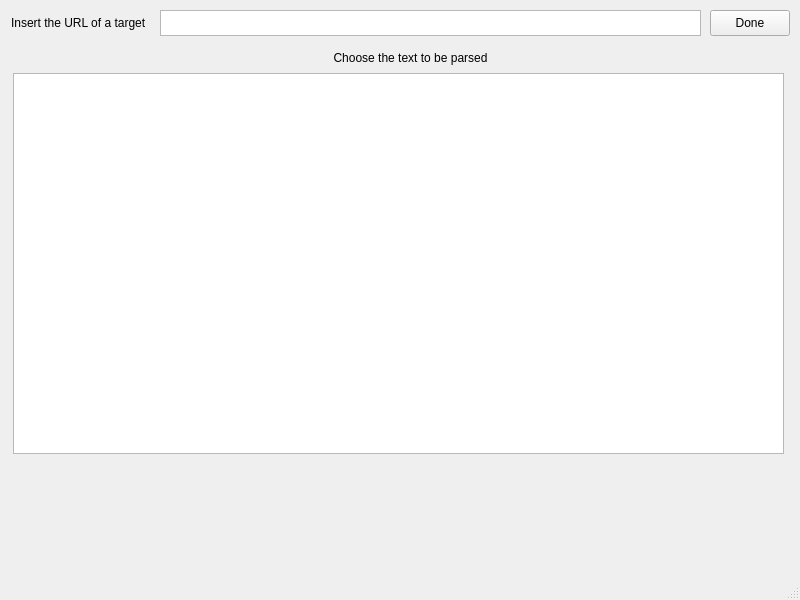
First picture: the form in Application/Application/mainwindow.ui, repository Nickeron-dev/Custom_Parser, before the edit.
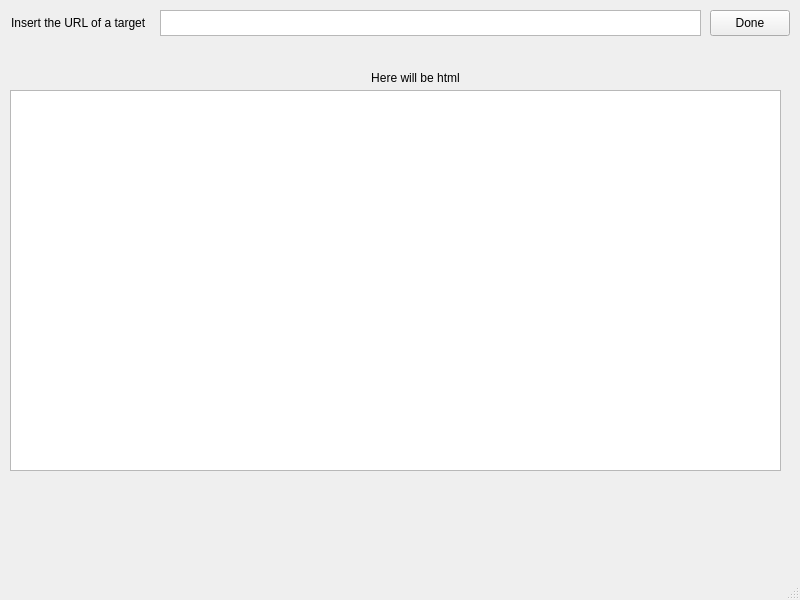
Second picture: the form after the edit.

What changed in the file:
```diff
--- a/Application/Application/mainwindow.ui
+++ b/Application/Application/mainwindow.ui
@@ -40,8 +40,8 @@
    <widget class="QTextEdit" name="html_text">
     <property name="geometry">
      <rect>
-      <x>13</x>
-      <y>73</y>
+      <x>10</x>
+      <y>90</y>
       <width>771</width>
       <height>381</height>
      </rect>
@@ -51,13 +51,13 @@
     <property name="geometry">
      <rect>
       <x>330</x>
-      <y>50</y>
-      <width>161</width>
+      <y>70</y>
+      <width>171</width>
       <height>16</height>
      </rect>
     </property>
     <property name="text">
-     <string>Choose the text to be parsed</string>
+     <string>Here will be html</string>
     </property>
     <property name="alignment">
      <set>Qt::AlignCenter</set>
```
